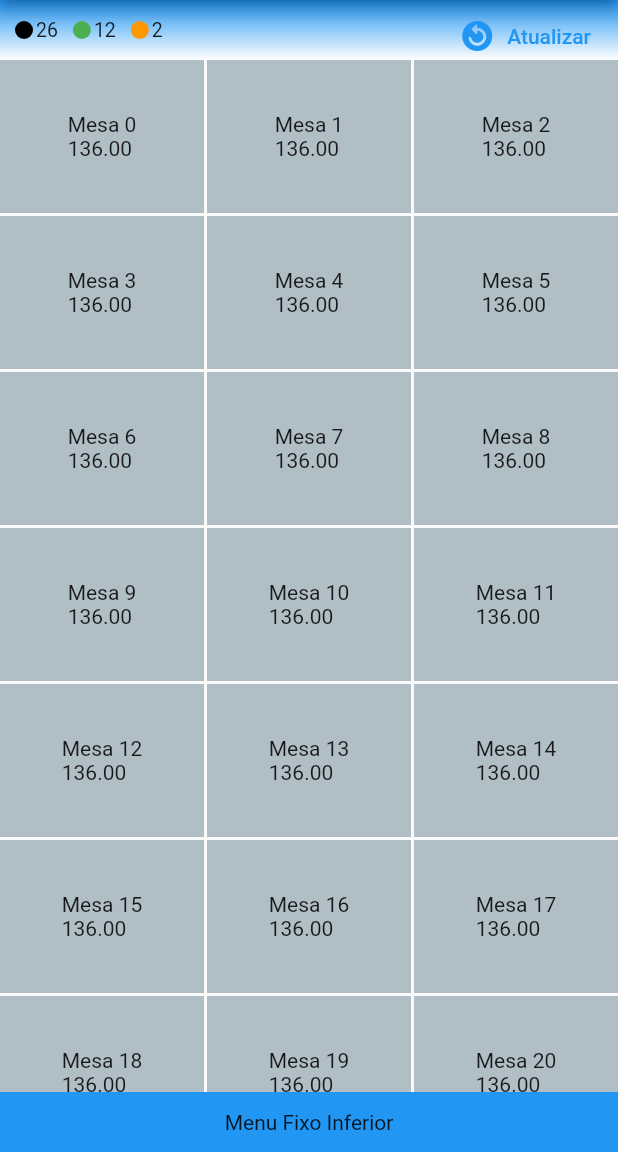
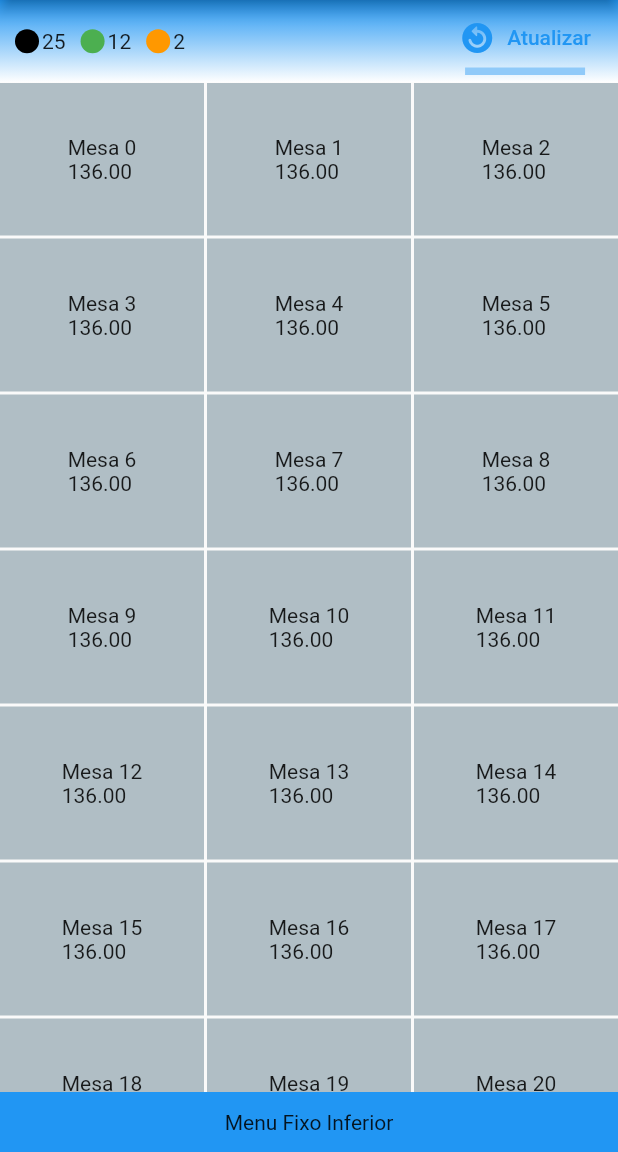
Before and after one commit to IsaBass/wklcomanda, a Flutter app: the screen it shows after launch, on a phone screen of 412 x 824 dp, the part 84-1236 px from its top. Run offline on Flutter 3.47's test engine with Material 2 defaults, Android fonts, the phone set to English and light mode, and no system bars; drawn by our look-alikes of timer_count_down; our stand-ins replace get.

Commit message:
popupMenu status at home

```diff
--- a/lib/modules/home/widgets/button_atualizar.dart
+++ b/lib/modules/home/widgets/button_atualizar.dart
@@ -20,7 +20,8 @@ class _ButtonAtualizarState extends State<ButtonAtualizar>
   @override
   void initState() {
     super.initState();
-    Future.delayed(Duration(seconds: 5), () => _timerController.start());
+    // TODO: REATIVAR INICIALIZAÇÃO DO TIMER DE STATUS DE MESAS
+    // Future.delayed(Duration(seconds: 5), () => _timerController.start());
   }
 
   @override
@@ -30,18 +31,20 @@ class _ButtonAtualizarState extends State<ButtonAtualizar>
       child: Column(
         mainAxisAlignment: MainAxisAlignment.center,
         children: [
-          TextButton.icon(
+          Container(
+            height: 40,
+            child: TextButton.icon(
+              label: Text("Atualizar"),
+              icon: Icon(Icons.replay_circle_filled_rounded),
               onPressed: () async {
                 _timerController.pause();
                 //TODO: substituir por execução da busca do status das mesas
                 await Future.delayed(Duration(seconds: 3));
                 _timerController.restart();
               },
-            icon: Icon(Icons.replay_circle_filled_rounded),
-            label: Text("Atualizar"),
             ),
-          // Container(
-          //     width: 80, child: LinearProgressIndicator(value: progresso)),
+          ),
+
           Countdown(
             controller: _timerController,
             seconds: _durPadrao,
@@ -57,11 +60,11 @@ class _ButtonAtualizarState extends State<ButtonAtualizar>
             },
             interval: Duration(milliseconds: 100),
             onFinished: () async {
-              ScaffoldMessenger.of(context).showSnackBar(
-                SnackBar(
-                  content: Text('Timer is done!'),
-                ),
-              );
+              // ScaffoldMessenger.of(context).showSnackBar(
+              //   SnackBar(
+              //     content: Text('Timer is done!'),
+              //   ),
+              // );
               await Future.delayed(Duration(seconds: 2));
               _timerController.restart();
             },
--- /dev/null
+++ b/lib/modules/home/widgets/custom_ppmenuitem.dart
@@ -0,0 +1,127 @@
+import 'package:flutter/material.dart';
+
+// ignore: must_be_immutable
+class CustomPpMenuItem extends PopupMenuItem<String> {
+  String value = "";
+  String text = "";
+  Color circleColor = Colors.white;
+  static const double altura = 40;
+  static const double width = 120;
+  String filtroAtual;
+
+  CustomPpMenuItem({
+    Key? key,
+    required this.value,
+    required this.text,
+    required this.circleColor,
+    required this.filtroAtual,
+    // this.height = 40,
+  }) : super(
+          key: key,
+          height: altura,
+          value: value,
+          child: Row(
+            mainAxisAlignment: MainAxisAlignment.start,
+            children: [
+              CircleAvatar(
+                radius: 6,
+                backgroundColor: Colors.white,
+                child: CircleAvatar(
+                  radius: 5,
+                  backgroundColor: circleColor,
+                ),
+              ),
+              SizedBox(width: 5),
+              Text(text, style: TextStyle(color: Colors.white)),
+              if (value == filtroAtual) Checkbox(value: true, onChanged: null),
+            ],
+          ),
+        );
+
+  CustomPpMenuItem.all({
+    Key? key,
+    this.text = "Todas",
+    required this.filtroAtual,
+    // this.height = 40,
+  }) : super(
+          key: key,
+          height: altura,
+          value: "ALL",
+          child: Row(
+            mainAxisAlignment: MainAxisAlignment.start,
+            children: [
+              CircleAvatar(radius: 7, backgroundColor: Colors.white),
+              SizedBox(width: 5),
+              Text(text, style: TextStyle(color: Colors.white)),
+              if ("ALL" == filtroAtual) Checkbox(value: true, onChanged: null),
+            ],
+          ),
+        );
+
+  CustomPpMenuItem.ocupadas({required this.filtroAtual})
+      : super(
+          height: altura,
+          value: "OCUP",
+          child: Row(
+            mainAxisAlignment: MainAxisAlignment.start,
+            children: [
+              CircleAvatar(
+                radius: 7,
+                backgroundColor: Colors.white,
+                child: CircleAvatar(
+                  radius: 5.5,
+                  backgroundColor: Colors.black,
+                ),
+              ),
+              SizedBox(width: 5),
+              Text("Ocupadas", style: TextStyle(color: Colors.white)),
+              if ("OCUP" == filtroAtual) Checkbox(value: true, onChanged: null),
+            ],
+          ),
+        );
+
+  CustomPpMenuItem.livres({
+    required this.filtroAtual,
+  }) : super(
+          height: altura,
+          value: "FREE",
+          child: Row(
+            mainAxisAlignment: MainAxisAlignment.start,
+            children: [
+              CircleAvatar(
+                radius: 7,
+                backgroundColor: Colors.white,
+                child: CircleAvatar(
+                  radius: 5.5,
+                  backgroundColor: Colors.green,
+                ),
+              ),
+              SizedBox(width: 5),
+              Text("Livres", style: TextStyle(color: Colors.white)),
+              if ("FREE" == filtroAtual) Checkbox(value: true, onChanged: null),
+            ],
+          ),
+        );
+
+  CustomPpMenuItem.dormindo({required this.filtroAtual})
+      : super(
+          height: altura,
+          value: "ZZZ",
+          child: Row(
+            mainAxisAlignment: MainAxisAlignment.start,
+            children: [
+              CircleAvatar(
+                radius: 7,
+                backgroundColor: Colors.white,
+                child: CircleAvatar(
+                  radius: 5.5,
+                  backgroundColor: Colors.orange,
+                ),
+              ),
+              SizedBox(width: 5),
+              Text("Dormindo", style: TextStyle(color: Colors.white)),
+              if ("ZZZ" == filtroAtual) Checkbox(value: true, onChanged: null),
+            ],
+          ),
+        );
+}
--- a/lib/modules/home/widgets/menusup_home.dart
+++ b/lib/modules/home/widgets/menusup_home.dart
@@ -2,6 +2,7 @@ import 'dart:ui';
 
 import 'package:flutter/material.dart';
 import 'package:wklcomanda/modules/home/widgets/button_atualizar.dart';
+import 'package:wklcomanda/modules/home/widgets/custom_ppmenuitem.dart';
 
 class MenuSuperiorHome extends StatelessWidget {
   const MenuSuperiorHome({Key? key}) : super(key: key);
@@ -10,7 +11,7 @@ class MenuSuperiorHome extends StatelessWidget {
   Widget build(BuildContext context) {
     return Container(
       width: double.maxFinite,
-      height: 40,
+      height: 55,
       padding: const EdgeInsets.symmetric(horizontal: 10),
       decoration: BoxDecoration(
         // color: Colors.black,
@@ -28,16 +29,43 @@ class MenuSuperiorHome extends StatelessWidget {
       child: Row(
         mainAxisAlignment: MainAxisAlignment.spaceBetween,
         children: [
-          Row(
-            children: [
-              _circleQtdStatus(Colors.black, 26),
-              _circleQtdStatus(Colors.green, 12),
-              _circleQtdStatus(Colors.orange, 2),
-            ],
-          ),
+          _menuPopup(),
+          // _menuDropDown(),
           ButtonAtualizar(),
         ],
       ),
+    );
+  }
+
+  PopupMenuButton<String> _menuPopup() {
+    return PopupMenuButton<String>(
+      color: Colors.black,
+      offset: Offset.fromDirection(90, 25),
+      padding: const EdgeInsets.only(top: 35),
+      onSelected: (val) {},
+      // icon: Icon(Icons.menu),
+      child: _rowStatusMesas(),
+
+      itemBuilder: (_) => [
+        // TODO: SET FILTROATUAL POR VARIABLE EM HOME CONTROLLER
+        CustomPpMenuItem.all(filtroAtual: "FREE"),
+
+        CustomPpMenuItem.ocupadas(filtroAtual: "OCUP"),
+        CustomPpMenuItem.livres(filtroAtual: "FREE"),
+        CustomPpMenuItem.dormindo(filtroAtual: "FREE"),
+      ],
+      tooltip: "Clique para filtrar",
+    );
+  }
+
+  Row _rowStatusMesas() {
+    // TODO: GET QTD DE MESAS EM CADA STATUS
+    return Row(
+      children: [
+        _circleQtdStatus(Colors.black, 25),
+        _circleQtdStatus(Colors.green, 12),
+        _circleQtdStatus(Colors.orange, 2),
+      ],
     );
   }
 
@@ -47,9 +75,9 @@ class MenuSuperiorHome extends StatelessWidget {
       child: Row(
         mainAxisAlignment: MainAxisAlignment.center,
         children: [
-          CircleAvatar(radius: 6, backgroundColor: cor),
+          CircleAvatar(radius: 8, backgroundColor: cor),
           SizedBox(width: 2),
-          Text("$quantidade", style: TextStyle(fontSize: 13)),
+          Text("$quantidade", style: TextStyle(fontSize: 14)),
         ],
       ),
     );
```
Lines whose indentation alone changed are shown as unchanged.
